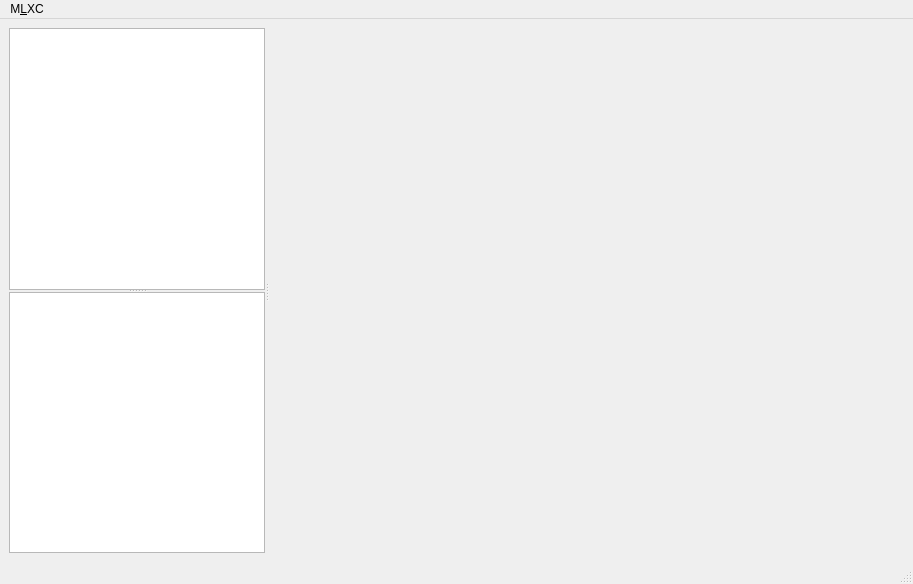
First picture: the form in data/main.ui, repository jabbercat/jabbercat, before the edit.
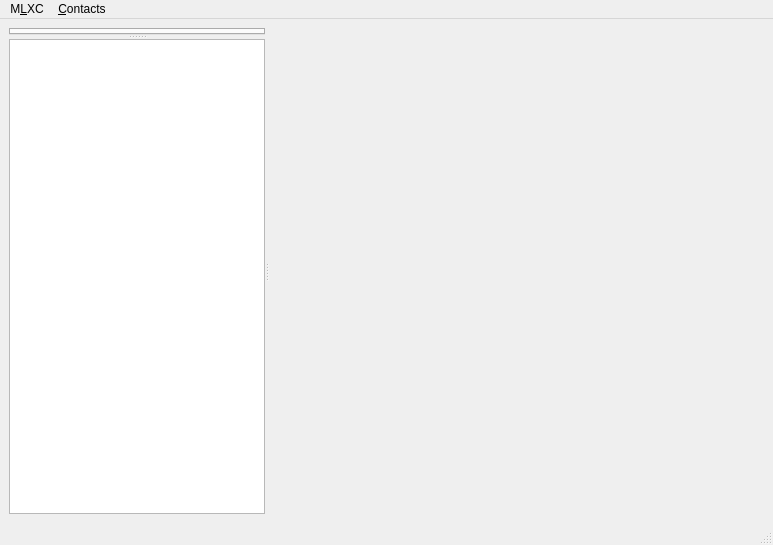
Second picture: the form after the edit.

Commit message: First steps in roster management, including separation of rosters for identities

What changed in the file:
```diff
--- a/data/main.ui
+++ b/data/main.ui
@@ -6,15 +6,15 @@
    <rect>
     <x>0</x>
     <y>0</y>
-    <width>913</width>
-    <height>584</height>
+    <width>773</width>
+    <height>545</height>
    </rect>
   </property>
   <property name="windowTitle">
    <string>My Little XMPP Client</string>
   </property>
   <widget class="QWidget" name="centralwidget">
-   <layout class="QVBoxLayout" name="verticalLayout">
+   <layout class="QHBoxLayout" name="horizontalLayout">
     <item>
      <widget class="QSplitter" name="splitter_2">
       <property name="orientation">
@@ -24,12 +24,12 @@
        <property name="orientation">
         <enum>Qt::Vertical</enum>
        </property>
-       <property name="handleWidth">
-        <number>2</number>
-       </property>
-       <widget class="QListView" name="roster_view">
-        <property name="movement">
-         <enum>QListView::Free</enum>
+       <widget class="QTabWidget" name="roster_tabs">
+        <property name="currentIndex">
+         <number>-1</number>
+        </property>
+        <property name="tabBarAutoHide">
+         <bool>true</bool>
         </property>
        </widget>
        <widget class="QTreeView" name="conversations_view">
@@ -61,7 +61,7 @@
     <rect>
      <x>0</x>
      <y>0</y>
-     <width>913</width>
+     <width>773</width>
      <height>25</height>
     </rect>
    </property>
@@ -72,7 +72,15 @@
     <addaction name="action_manage_accounts"/>
     <addaction name="action_muc_join"/>
    </widget>
+   <widget class="QMenu" name="menuContacts">
+    <property name="title">
+     <string>&amp;Contacts</string>
+    </property>
+    <addaction name="actionAdd_contact"/>
+    <addaction name="actionInvite_contact"/>
+   </widget>
    <addaction name="menuMLXC"/>
+   <addaction name="menuContacts"/>
   </widget>
   <widget class="QStatusBar" name="statusbar"/>
   <action name="action_manage_accounts">
```
Left out of the diff: 12 changed lines with no effect on the pictures. The commit also changes 7 other files.
